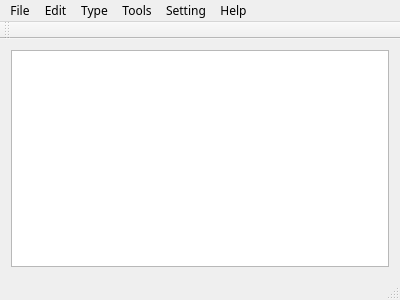
First picture: the form in Notepad/notepad.ui, repository naihaishy/QT-Notepad, before the edit.
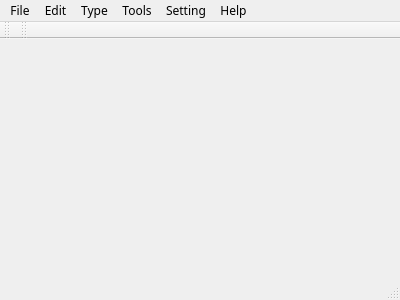
Second picture: the form after the edit. Icons and pictures are not drawn.

```diff
--- a/Notepad/notepad.ui
+++ b/Notepad/notepad.ui
@@ -23,11 +23,7 @@
     <normaloff>:/images/favicon.ico</normaloff>:/images/favicon.ico</iconset>
   </property>
   <widget class="QWidget" name="centralWidget">
-   <layout class="QGridLayout" name="gridLayout">
-    <item row="0" column="0">
-     <widget class="QTextEdit" name="textEdit"/>
-    </item>
-   </layout>
+   <layout class="QGridLayout" name="gridLayout"/>
   </widget>
   <widget class="QMenuBar" name="menuBar">
    <property name="geometry">
@@ -152,6 +148,17 @@
    </attribute>
   </widget>
   <widget class="QStatusBar" name="statusBar"/>
+  <widget class="QToolBar" name="toolBar">
+   <property name="windowTitle">
+    <string>toolBar</string>
+   </property>
+   <attribute name="toolBarArea">
+    <enum>TopToolBarArea</enum>
+   </attribute>
+   <attribute name="toolBarBreak">
+    <bool>false</bool>
+   </attribute>
+  </widget>
   <action name="actionOpen">
    <property name="icon">
     <iconset resource="resources.qrc">
```
Left out of the diff: 10 changed lines with no effect on the pictures.
